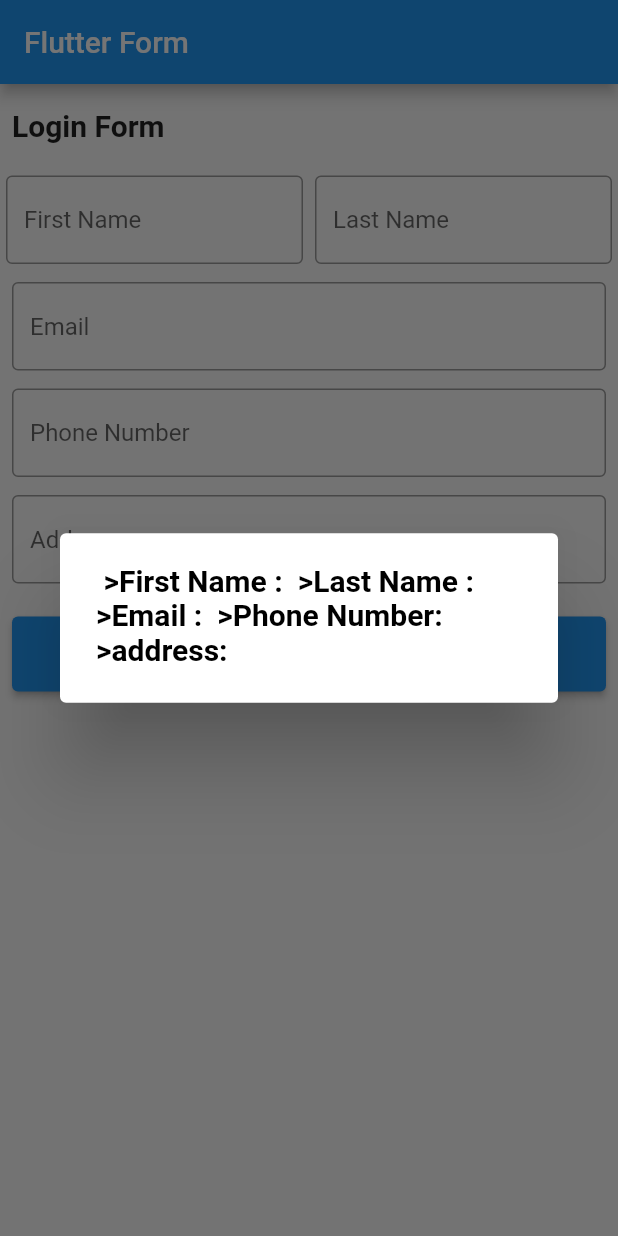
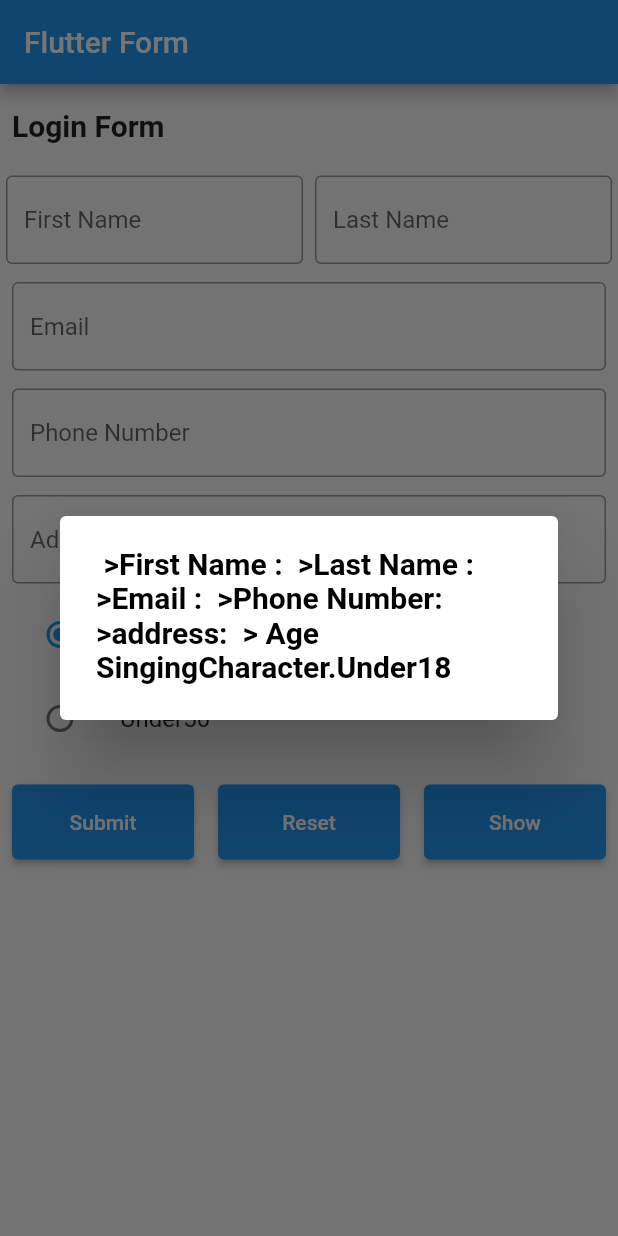
Before and after one commit to MUmerYasin/flutter_test_01, a Flutter app: the screen it shows after launch, after a tap on "Show", on a phone screen of 412 x 824 dp. Run offline on Flutter 3.47's test engine with Material 2 defaults, Android fonts, the light colour scheme and no system bars; our stand-ins replace flutter_neumorphic, flutter_spinkit, font_awesome_flutter, share, validators.

Commit message:
Add Radio Button in Form

```diff
--- a/lib/formTestings.dart
+++ b/lib/formTestings.dart
@@ -1,4 +1,3 @@
-
 /// Flutter code sample for Form
 
 // ![](https://flutter.github.io/assets-for-api-docs/assets/widgets/form.png)
@@ -35,16 +34,20 @@ class MyStatefulWidget extends StatefulWidget {
   State<MyStatefulWidget> createState() => _MyStatefulWidgetState();
 }
 
+
+enum SingingCharacter { Under18, Under50 }
+
 /// This is the private State class that goes with MyStatefulWidget.
 class _MyStatefulWidgetState extends State<MyStatefulWidget> {
   final GlobalKey<FormState> _formKey = GlobalKey<FormState>();
-
 
   final fNameController = TextEditingController();
   final lNameController = TextEditingController();
   final emailController = TextEditingController();
   final phoneController = TextEditingController();
   final addressController = TextEditingController();
+
+  SingingCharacter? _character = SingingCharacter.Under18;
 
 
   @override
@@ -73,23 +76,23 @@ class _MyStatefulWidgetState extends State<MyStatefulWidget> {
   //
   // }
 
-
   @override
   Widget build(BuildContext context) {
     return Form(
       key: _formKey,
       child: SingleChildScrollView(
-        child:  Column(
+        child: Column(
           crossAxisAlignment: CrossAxisAlignment.start,
           children: <Widget>[
-
-            //Title Login Form
+            ///Title Login Form
             Row(
               children: [
                 Expanded(
                   child: Padding(
-                    padding: const EdgeInsets.symmetric(vertical: 16.0, horizontal: 8.0),
-                    child:  Text('Login Form',
+                    padding: const EdgeInsets.symmetric(
+                        vertical: 16.0, horizontal: 8.0),
+                    child: Text(
+                      'Login Form',
                       style: TextStyle(
                         fontWeight: FontWeight.bold,
                         fontSize: 20.0,
@@ -100,7 +103,7 @@ class _MyStatefulWidgetState extends State<MyStatefulWidget> {
               ],
             ),
 
-            // Double Text fields in one Row
+            /// Double Text fields in one Row
             Row(
               children: [
                 /// first name
@@ -121,8 +124,7 @@ class _MyStatefulWidgetState extends State<MyStatefulWidget> {
                       validator: (String? value) {
                         if (value == null || value.isEmpty) {
                           return 'Please enter some text';
-                        }
-                        else if(!isAlpha(value)){
+                        } else if (!isAlpha(value)) {
                           return "Invalid First Name";
                         }
                         // return null;
@@ -134,60 +136,55 @@ class _MyStatefulWidgetState extends State<MyStatefulWidget> {
                     ),
                   ),
                 ),
+
                 /// last name
-                Expanded(child: Padding(
-                  padding: const EdgeInsets.symmetric(vertical: 6.0, horizontal: 4.0),
+                Expanded(
+                  child: Padding(
+                    padding: const EdgeInsets.symmetric(
+                        vertical: 6.0, horizontal: 4.0),
                     child: TextFormField(
                       controller: lNameController,
                       autovalidateMode: AutovalidateMode.onUserInteraction,
                       autofocus: true,
                       decoration: const InputDecoration(
-                        border: OutlineInputBorder(),
-                        hintText: 'Last Name'
-                    ),
-                    validator: (String? value){
-                      if(value == null || value.isEmpty){
+                          border: OutlineInputBorder(), hintText: 'Last Name'),
+                      validator: (String? value) {
+                        if (value == null || value.isEmpty) {
                           return 'Please enter some text';
-                      }
-                      else if(!isAlpha(value)){
+                        } else if (!isAlpha(value)) {
                           return "Invalid Last Name";
                         }
                       },
                     ),
                   ),
-
+                ),
+              ],
             ),
 
-              ],
-            ),
             /// email text field
             Row(
               children: [
                 Expanded(
                   child: Padding(
-                  padding: const EdgeInsets.symmetric(vertical: 6.0, horizontal: 8.0),
+                    padding: const EdgeInsets.symmetric(
+                        vertical: 6.0, horizontal: 8.0),
                     child: TextFormField(
                       autovalidateMode: AutovalidateMode.onUserInteraction,
                       controller: emailController,
                       autofocus: true,
                       decoration: const InputDecoration(
-                        border: OutlineInputBorder(),
-                        hintText: 'Email'
-                    ),
-                    validator: (String? value){
-                      if(value == null || value.isEmpty){
+                          border: OutlineInputBorder(), hintText: 'Email'),
+                      validator: (String? value) {
+                        if (value == null || value.isEmpty) {
                           return 'Please enter some text';
-                      }
-                      else if(!isEmail(value)){
+                        } else if (!isEmail(value)) {
                           return "Invalid Email";
                         }
                       },
 
                       // validator: (String? value) => !isEmail(value) ? "Invalid Email" : null;,
-
                     ),
                   ),
-
                 ),
               ],
             ),
@@ -195,27 +192,26 @@ class _MyStatefulWidgetState extends State<MyStatefulWidget> {
             /// Phone number text field
             Row(
               children: [
-                Expanded(child: Padding(
-                  padding: const EdgeInsets.symmetric(vertical: 6.0, horizontal: 8.0),
+                Expanded(
+                  child: Padding(
+                    padding: const EdgeInsets.symmetric(
+                        vertical: 6.0, horizontal: 8.0),
                     child: TextFormField(
                       autovalidateMode: AutovalidateMode.onUserInteraction,
                       controller: phoneController,
                       autofocus: true,
                       decoration: const InputDecoration(
                           border: OutlineInputBorder(),
-                        hintText: 'Phone Number'
-                    ),
-                    validator: (String? value){
-                      if(value == null || value.isEmpty){
+                          hintText: 'Phone Number'),
+                      validator: (String? value) {
+                        if (value == null || value.isEmpty) {
                           return 'Please enter some text';
-                      }
-                      else if(!isNumeric(value)){
+                        } else if (!isNumeric(value)) {
                           return "Invalid Phone Number";
                         }
                       },
                     ),
                   ),
-
                 ),
               ],
             ),
@@ -223,32 +219,28 @@ class _MyStatefulWidgetState extends State<MyStatefulWidget> {
             ///Address text field
             Row(
               children: [
-                Expanded(child: Padding(
-                  padding: const EdgeInsets.symmetric(vertical: 6.0, horizontal: 8.0),
+                Expanded(
+                  child: Padding(
+                    padding: const EdgeInsets.symmetric(
+                        vertical: 6.0, horizontal: 8.0),
                     child: TextFormField(
                       controller: addressController,
                       autovalidateMode: AutovalidateMode.onUserInteraction,
                       autofocus: true,
                       decoration: const InputDecoration(
-                        border: OutlineInputBorder(),
-                        hintText: 'Address'
-                    ),
-                    validator: (String? value){
-                      if(value == null || value.isEmpty){
+                          border: OutlineInputBorder(), hintText: 'Address'),
+                      validator: (String? value) {
+                        if (value == null || value.isEmpty) {
                           return 'Please enter some text';
-                      }
-                      else if(!isAlphanumeric(value)){
+                        } else if (!isAlphanumeric(value)) {
                           return "Invalid Address";
                         }
-
                       },
                     ),
                   ),
-
                 ),
               ],
             ),
-
 
             // Row(
             //   children: [
@@ -258,19 +250,66 @@ class _MyStatefulWidgetState extends State<MyStatefulWidget> {
             //   ],
             // ),
 
+            /// Radio Button
+
+            Row(
+              children: <Widget>[
+            Expanded(child:
+            ListTile(
+              title: const Text('Under18'),
+              leading: Radio<SingingCharacter>(
+                value: SingingCharacter.Under18,
+                groupValue: _character,
+                onChanged: (SingingCharacter? value) {
+                  setState(() { _character = value; });
+                },
+              ),
+            ),
+            ),
+              ],
+            ),
+
+            Row(
+              children: <Widget>[
+            Expanded(child:
+            ListTile(
+              title: const Text('Under50'),
+              leading: Radio<SingingCharacter>(
+                value: SingingCharacter.Under50,
+                groupValue: _character,
+                onChanged: (SingingCharacter? value) {
+                  setState(() { _character = value; });
+                },
+              ),
+            ),
+            ),
+              ],
+            ),
+
+
+            // Row(
+            //   children: <Widget>[
+            // // Expanded(child:
+            // //
+            // // ),
+            //
+            //
+            //   ],
+            // ),
+
             //Button
             Row(
               children: [
                 //Submit Button
-                Expanded(child:
-                Padding(
-                  padding: const EdgeInsets.symmetric(vertical: 16.0, horizontal: 8.0),
-
+                Expanded(
+                  child: Padding(
+                    padding: const EdgeInsets.symmetric(
+                        vertical: 16.0, horizontal: 8.0),
                     child: ElevatedButton(
                       style: ElevatedButton.styleFrom(
-                        minimumSize: Size(100, 50) // put the width and height you want
+                          minimumSize:
+                              Size(100, 50) // put the width and height you want
                           ),
-
                       onPressed: () {
                         // Validate will return true if the form is valid, or false if
                         // the form is invalid.
@@ -284,11 +323,17 @@ class _MyStatefulWidgetState extends State<MyStatefulWidget> {
                         //   // Process data.
                         // }
 
-                      String myContValue = " >First Name : " + fNameController.text +
-                          " >Last Name : " +  lNameController.text +
-                          " >Email : " +  emailController.text +
-                          " >Phone Number: " +  phoneController.text +
-                          " >address: " +  addressController.text;
+                        String myContValue = " > First Name : " +
+                            fNameController.text +
+                            " > Last Name : " +
+                            lNameController.text +
+                            " > Email : " +
+                            emailController.text +
+                            " > Phone Number : " +
+                            phoneController.text +
+                            " > address : " +
+                            addressController.text +
+                            " > Age " + _character.toString() ;
                         if (myContValue.isEmpty) {
                           showDialog(
                             context: context,
@@ -303,9 +348,6 @@ class _MyStatefulWidgetState extends State<MyStatefulWidget> {
                         } else {
                           Share.share(myContValue);
                         }
-
-
-
                       },
                       child: const Text('Submit'),
                     ),
@@ -313,21 +355,21 @@ class _MyStatefulWidgetState extends State<MyStatefulWidget> {
                 ),
 
                 //Reset button
-                Expanded(child:
-                Padding(
-                  padding: const EdgeInsets.symmetric(vertical: 16.0, horizontal: 8.0),
-
+                Expanded(
+                  child: Padding(
+                    padding: const EdgeInsets.symmetric(
+                        vertical: 16.0, horizontal: 8.0),
                     child: ElevatedButton(
                       style: ElevatedButton.styleFrom(
-                        minimumSize: Size(100, 50) // put the width and height you want
+                          minimumSize:
+                              Size(100, 50) // put the width and height you want
                           ),
-
                       onPressed: () {
-                      fNameController.text="";
-                      lNameController.text="";
-                      emailController.text="";
-                      phoneController.text="";
-                      addressController.text="";
+                        fNameController.text = "";
+                        lNameController.text = "";
+                        emailController.text = "";
+                        phoneController.text = "";
+                        addressController.text = "";
                       },
                       child: const Text('Reset'),
                     ),
@@ -335,15 +377,15 @@ class _MyStatefulWidgetState extends State<MyStatefulWidget> {
                 ),
 
                 //show data button
-                Expanded(child:
-                Padding(
-                  padding: const EdgeInsets.symmetric(vertical: 16.0, horizontal: 8.0),
-
+                Expanded(
+                  child: Padding(
+                    padding: const EdgeInsets.symmetric(
+                        vertical: 16.0, horizontal: 8.0),
                     child: ElevatedButton(
                       style: ElevatedButton.styleFrom(
-                        minimumSize: Size(100, 50) // put the width and height you want
+                          minimumSize:
+                              Size(100, 50) // put the width and height you want
                           ),
-
                       onPressed: () {
                         showDialog(
                           context: context,
@@ -351,45 +393,49 @@ class _MyStatefulWidgetState extends State<MyStatefulWidget> {
                             return AlertDialog(
                               // Retrieve the text the user has entered by using the
                               // TextEditingController.
-                              content: Text(" >First Name : " + fNameController.text +
-                                  " >Last Name : " +  lNameController.text +
-                                  " >Email : " +  emailController.text +
-                                  " >Phone Number: " +  phoneController.text +
-                                  " >address: " +  addressController.text,
+                              content: Text(
+                                " >First Name : " +
+                                    fNameController.text +
+                                    " >Last Name : " +
+                                    lNameController.text +
+                                    " >Email : " +
+                                    emailController.text +
+                                    " >Phone Number: " +
+                                    phoneController.text +
+                                    " >address: " +
+                                    addressController.text + " > Age " + _character.toString(),
                                 overflow: TextOverflow.visible,
-                                style: TextStyle(color: Colors.black, fontWeight: FontWeight.bold, fontSize: 20.0),
+                                style: TextStyle(
+                                    color: Colors.black,
+                                    fontWeight: FontWeight.bold,
+                                    fontSize: 20.0),
                               ),
                             );
                           },
                         );
                       },
                       child: const Text('Show'),
-
                     ),
                   ),
                 ),
-
-
               ],
             ),
 
             //Show Text
-            Row(
-              children: [
-                Expanded(
-                  child: Padding(
-                    padding: const EdgeInsets.symmetric(vertical: 16.0, horizontal: 8.0),
-                    // child:  Text('Last Name: ${addressController.text}'),
-
-                  ),
-                ),
-              ],
-            ),
+            // Row(
+            //   children: [
+            //     Expanded(
+            //       child: Padding(
+            //         padding: const EdgeInsets.symmetric(
+            //             vertical: 16.0, horizontal: 8.0),
+            //         // child:  Text('Last Name: ${addressController.text}'),
+            //       ),
+            //     ),
+            //   ],
+            // ),
           ],
         ),
       ),
-
-
     );
   }
 }
```
Lines whose indentation alone changed are shown as unchanged.
